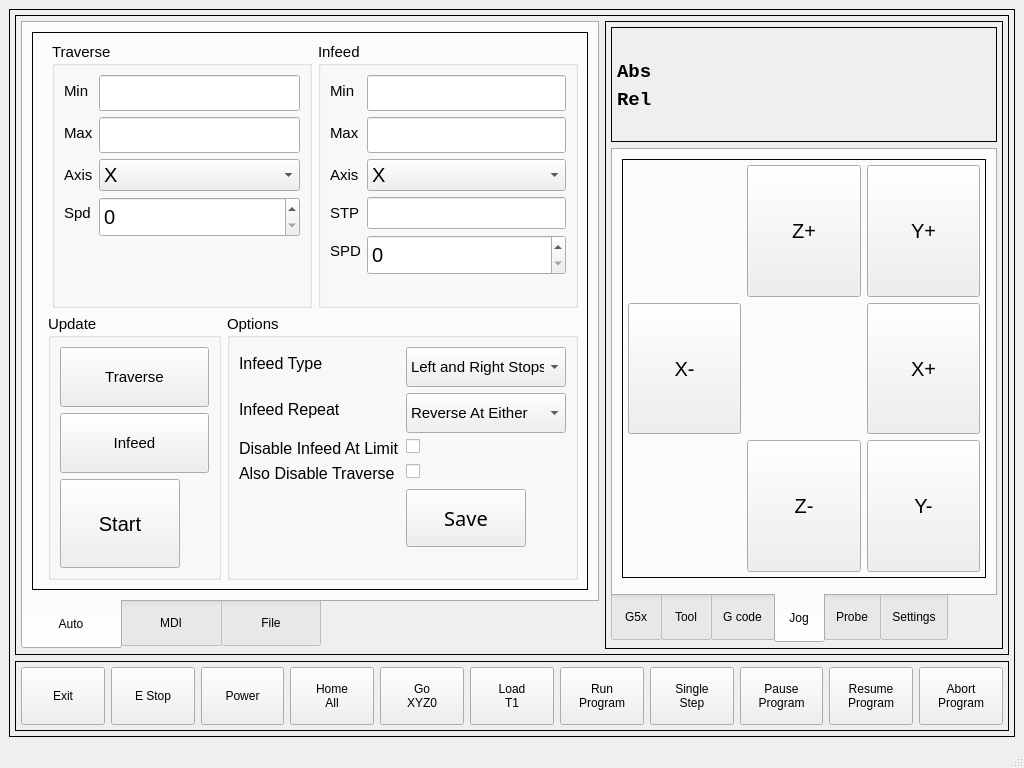
First picture: the form in src/grinder_touch/mainwindow.ui, repository digiexchris/grinder_touch, before the edit.
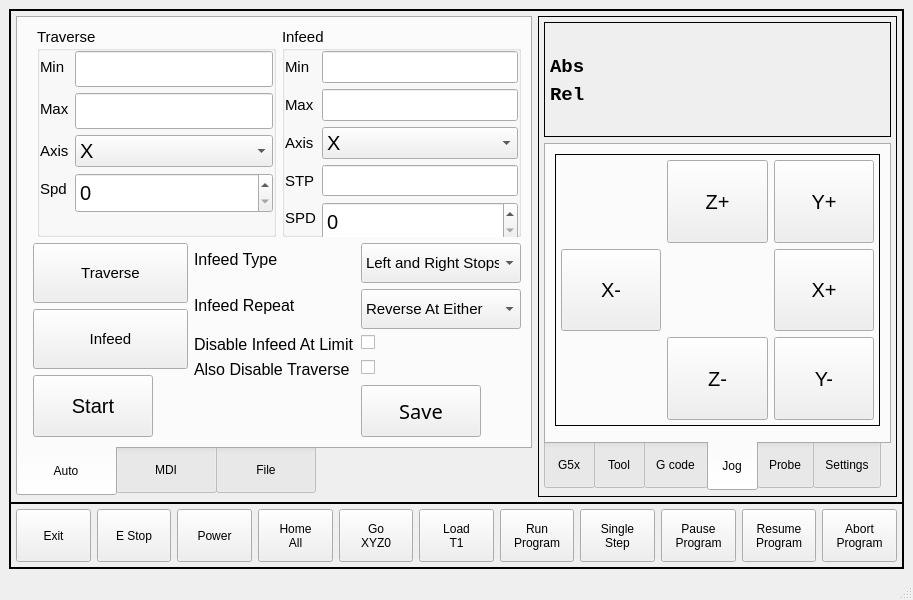
Second picture: the form after the edit. Custom widgets are drawn as their Qt base class.

Commit message: Fix the window size

Diff of the .ui file:
```diff
--- a/src/grinder_touch/mainwindow.ui
+++ b/src/grinder_touch/mainwindow.ui
@@ -6,8 +6,8 @@
    <rect>
     <x>0</x>
     <y>0</y>
-    <width>1024</width>
-    <height>768</height>
+    <width>913</width>
+    <height>600</height>
    </rect>
   </property>
   <property name="sizePolicy">
@@ -19,7 +19,7 @@
   <property name="maximumSize">
    <size>
     <width>1024</width>
-    <height>768</height>
+    <height>600</height>
    </size>
   </property>
   <property name="contextMenuPolicy">
@@ -81,17 +81,20 @@
        <enum>QFrame::Box</enum>
       </property>
       <layout class="QVBoxLayout" name="verticalLayout_2">
+       <property name="spacing">
+        <number>0</number>
+       </property>
        <property name="leftMargin">
-        <number>5</number>
+        <number>0</number>
        </property>
        <property name="topMargin">
-        <number>5</number>
+        <number>0</number>
        </property>
        <property name="rightMargin">
-        <number>5</number>
+        <number>0</number>
        </property>
        <property name="bottomMargin">
-        <number>5</number>
+        <number>0</number>
        </property>
        <item>
         <widget class="QFrame" name="horizontalFrame">
@@ -113,6 +116,12 @@
           </property>
           <item>
            <widget class="QTabWidget" name="tabWidget">
+            <property name="maximumSize">
+             <size>
+              <width>16777215</width>
+              <height>480</height>
+             </size>
+            </property>
             <property name="styleSheet">
              <string notr="true">QTabBar::tab {
 height: 50px;
@@ -144,11 +153,26 @@
                 <property name="frameShape">
                  <enum>QFrame::Box</enum>
                 </property>
+                <property name="lineWidth">
+                 <number>0</number>
+                </property>
                 <property name="currentIndex">
                  <number>0</number>
                 </property>
                 <widget class="QWidget" name="page">
                  <layout class="QVBoxLayout" name="verticalLayout_7">
+                  <property name="leftMargin">
+                   <number>0</number>
+                  </property>
+                  <property name="topMargin">
+                   <number>0</number>
+                  </property>
+                  <property name="rightMargin">
+                   <number>0</number>
+                  </property>
+                  <property name="bottomMargin">
+                   <number>0</number>
+                  </property>
                   <item>
                    <layout class="QHBoxLayout" name="horizontalLayout_5">
                     <property name="leftMargin">
@@ -172,6 +196,18 @@
                        <property name="fieldGrowthPolicy">
                         <enum>QFormLayout::AllNonFixedFieldsGrow</enum>
                        </property>
+                       <property name="leftMargin">
+                        <number>0</number>
+                       </property>
+                       <property name="topMargin">
+                        <number>0</number>
+                       </property>
+                       <property name="rightMargin">
+                        <number>0</number>
+                       </property>
+                       <property name="bottomMargin">
+                        <number>0</number>
+                       </property>
                        <item row="0" column="0">
                         <widget class="QLabel" name="label_8">
                          <property name="toolTip">
@@ -301,6 +337,18 @@
                        <property name="fieldGrowthPolicy">
                         <enum>QFormLayout::AllNonFixedFieldsGrow</enum>
                        </property>
+                       <property name="leftMargin">
+                        <number>0</number>
+                       </property>
+                       <property name="topMargin">
+                        <number>0</number>
+                       </property>
+                       <property name="rightMargin">
+                        <number>0</number>
+                       </property>
+                       <property name="bottomMargin">
+                        <number>0</number>
+                       </property>
                        <item row="0" column="0">
                         <widget class="QLabel" name="label_10">
                          <property name="toolTip">
@@ -445,11 +493,20 @@
                      <number>6</number>
                     </property>
                     <item>
-                     <widget class="QGroupBox" name="groupBox">
-                      <property name="title">
-                       <string>Update</string>
-                      </property>
+                     <widget class="QWidget" name="widget" native="true">
                       <layout class="QVBoxLayout" name="verticalLayout_4">
+                       <property name="leftMargin">
+                        <number>0</number>
+                       </property>
+                       <property name="topMargin">
+                        <number>0</number>
+                       </property>
+                       <property name="rightMargin">
+                        <number>0</number>
+                       </property>
+                       <property name="bottomMargin">
+                        <number>0</number>
+                       </property>
                        <item>
                         <widget class="QPushButton" name="enable_traverse_button">
                          <property name="enabled">
@@ -534,12 +591,6 @@
                      </widget>
                     </item>
                     <item>
-                     <widget class="QGroupBox" name="groupBox_7">
-                      <property name="title">
-                       <string>Options</string>
-                      </property>
-                      <layout class="QHBoxLayout" name="horizontalLayout_4">
-                       <item>
                         <layout class="QFormLayout" name="formLayout">
                          <property name="sizeConstraint">
                           <enum>QLayout::SetDefaultConstraint</enum>
@@ -691,6 +742,12 @@
                              <verstretch>0</verstretch>
                             </sizepolicy>
                            </property>
+                        <property name="minimumSize">
+                         <size>
+                          <width>52</width>
+                          <height>36</height>
+                         </size>
+                        </property>
                            <property name="maximumSize">
                             <size>
                              <width>120</width>
@@ -720,9 +777,6 @@
                         </layout>
                        </item>
                       </layout>
-                     </widget>
-                    </item>
-                   </layout>
                   </item>
                  </layout>
                 </widget>
@@ -2194,6 +2248,12 @@
           </item>
           <item>
            <widget class="QFrame" name="verticalFrame">
+            <property name="maximumSize">
+             <size>
+              <width>16777215</width>
+              <height>481</height>
+             </size>
+            </property>
             <property name="frameShape">
              <enum>QFrame::Box</enum>
             </property>
```
Left out of the diff: 2 changed lines with no effect on the pictures. Lines whose indentation alone changed are shown as unchanged.
